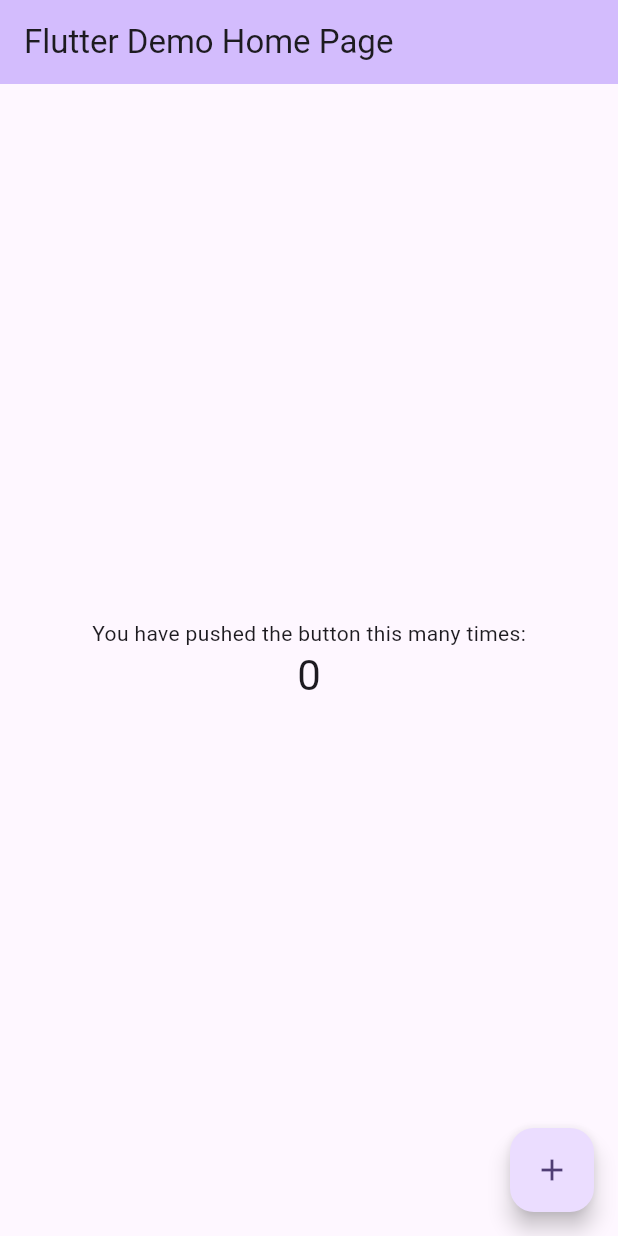
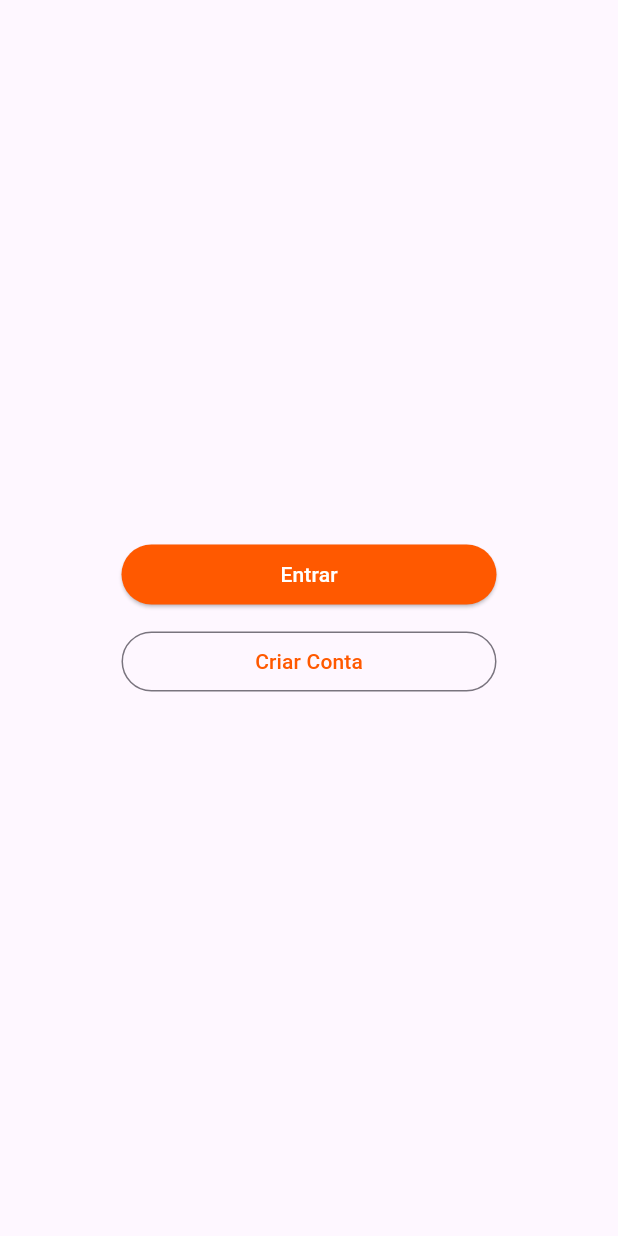
Before and after one commit to Antonio-alexandre/Trashmap, a Flutter app: the screen it shows after launch, on a phone screen of 412 x 824 dp. Run offline on Flutter 3.47's test engine with Material 3 defaults, Android fonts, the light colour scheme and no system bars.

Commit message:
adicionando tela inicial e tela de cadastro

```diff
--- a/trashmap/lib/main.dart
+++ /dev/null
@@ -1,125 +0,0 @@
-import 'package:flutter/material.dart';
-
-void main() {
-  runApp(const MyApp());
-}
-
-class MyApp extends StatelessWidget {
-  const MyApp({super.key});
-
-  // This widget is the root of your application.
-  @override
-  Widget build(BuildContext context) {
-    return MaterialApp(
-      title: 'Flutter Demo',
-      theme: ThemeData(
-        // This is the theme of your application.
-        //
-        // TRY THIS: Try running your application with "flutter run". You'll see
-        // the application has a purple toolbar. Then, without quitting the app,
-        // try changing the seedColor in the colorScheme below to Colors.green
-        // and then invoke "hot reload" (save your changes or press the "hot
-        // reload" button in a Flutter-supported IDE, or press "r" if you used
-        // the command line to start the app).
-        //
-        // Notice that the counter didn't reset back to zero; the application
-        // state is not lost during the reload. To reset the state, use hot
-        // restart instead.
-        //
-        // This works for code too, not just values: Most code changes can be
-        // tested with just a hot reload.
-        colorScheme: ColorScheme.fromSeed(seedColor: Colors.deepPurple),
-        useMaterial3: true,
-      ),
-      home: const MyHomePage(title: 'Flutter Demo Home Page'),
-    );
-  }
-}
-
-class MyHomePage extends StatefulWidget {
-  const MyHomePage({super.key, required this.title});
-
-  // This widget is the home page of your application. It is stateful, meaning
-  // that it has a State object (defined below) that contains fields that affect
-  // how it looks.
-
-  // This class is the configuration for the state. It holds the values (in this
-  // case the title) provided by the parent (in this case the App widget) and
-  // used by the build method of the State. Fields in a Widget subclass are
-  // always marked "final".
-
-  final String title;
-
-  @override
-  State<MyHomePage> createState() => _MyHomePageState();
-}
-
-class _MyHomePageState extends State<MyHomePage> {
-  int _counter = 0;
-
-  void _incrementCounter() {
-    setState(() {
-      // This call to setState tells the Flutter framework that something has
-      // changed in this State, which causes it to rerun the build method below
-      // so that the display can reflect the updated values. If we changed
-      // _counter without calling setState(), then the build method would not be
-      // called again, and so nothing would appear to happen.
-      _counter++;
-    });
-  }
-
-  @override
-  Widget build(BuildContext context) {
-    // This method is rerun every time setState is called, for instance as done
-    // by the _incrementCounter method above.
-    //
-    // The Flutter framework has been optimized to make rerunning build methods
-    // fast, so that you can just rebuild anything that needs updating rather
-    // than having to individually change instances of widgets.
-    return Scaffold(
-      appBar: AppBar(
-        // TRY THIS: Try changing the color here to a specific color (to
-        // Colors.amber, perhaps?) and trigger a hot reload to see the AppBar
-        // change color while the other colors stay the same.
-        backgroundColor: Theme.of(context).colorScheme.inversePrimary,
-        // Here we take the value from the MyHomePage object that was created by
-        // the App.build method, and use it to set our appbar title.
-        title: Text(widget.title),
-      ),
-      body: Center(
-        // Center is a layout widget. It takes a single child and positions it
-        // in the middle of the parent.
-        child: Column(
-          // Column is also a layout widget. It takes a list of children and
-          // arranges them vertically. By default, it sizes itself to fit its
-          // children horizontally, and tries to be as tall as its parent.
-          //
-          // Column has various properties to control how it sizes itself and
-          // how it positions its children. Here we use mainAxisAlignment to
-          // center the children vertically; the main axis here is the vertical
-          // axis because Columns are vertical (the cross axis would be
-          // horizontal).
-          //
-          // TRY THIS: Invoke "debug painting" (choose the "Toggle Debug Paint"
-          // action in the IDE, or press "p" in the console), to see the
-          // wireframe for each widget.
-          mainAxisAlignment: MainAxisAlignment.center,
-          children: <Widget>[
-            const Text(
-              'You have pushed the button this many times:',
-            ),
-            Text(
-              '$_counter',
-              style: Theme.of(context).textTheme.headlineMedium,
-            ),
-          ],
-        ),
-      ),
-      floatingActionButton: FloatingActionButton(
-        onPressed: _incrementCounter,
-        tooltip: 'Increment',
-        child: const Icon(Icons.add),
-      ), // This trailing comma makes auto-formatting nicer for build methods.
-    );
-  }
-}
--- a/trashmap/lib/pages/app_widget.dart
+++ b/trashmap/lib/pages/app_widget.dart
@@ -1,8 +1,8 @@
-import 'package:animated_splash_screen/animated_splash_screen.dart';
 import 'package:flutter/material.dart';
-import 'package:page_transition/page_transition.dart';
+import 'package:trashmapteste/pages/first_page.dart';
 import 'package:trashmapteste/pages/home_page.dart';
 import 'package:trashmapteste/pages/login_page.dart';
+import 'package:trashmapteste/pages/register_page.dart';
 
 class AppWidget extends StatelessWidget {
   const AppWidget({super.key});
@@ -11,9 +11,11 @@ class AppWidget extends StatelessWidget {
   Widget build(BuildContext context) {
     return MaterialApp(
       debugShowCheckedModeBanner: false,
-      initialRoute: '/login',
+      initialRoute: '/firstPage',
       routes: {
+        '/firstPage': (context) => const firstPage(),
         '/login': (context) => const LoginPage(),
+        '/register':(context) => const RegisterPage(),
         '/home': (context) => const HomePage(),
       },
     );
--- /dev/null
+++ b/trashmap/lib/pages/first_page.dart
@@ -0,0 +1,61 @@
+import 'package:flutter/material.dart';
+
+class firstPage extends StatefulWidget {
+  const firstPage({super.key});
+
+  @override
+  State<firstPage> createState() => _firstPageState();
+}
+
+class _firstPageState extends State<firstPage> {
+
+  void login() {
+      Navigator.pushNamed(context, '/login');
+  }
+  void register() {
+      Navigator.pushNamed(context, '/register');
+  }
+
+  @override
+  Widget build(BuildContext context) {
+    return Scaffold(
+      body: SizedBox(
+        width: MediaQuery.of(context).size.width,
+        height: MediaQuery.of(context).size.height,
+        child: Column(
+          mainAxisAlignment: MainAxisAlignment.center,
+              children: [
+                SizedBox(
+                  width: 250,
+                  child: ElevatedButton(
+                    style: const ButtonStyle(
+                      backgroundColor: MaterialStatePropertyAll<Color>(
+                        Color(0xFFFF5900),
+                      ),
+                    ),
+                    onPressed: login,
+                    child: Text('Entrar',
+                    style: TextStyle(
+                      color: Colors.white
+                    ),
+                    ),
+                  ),
+                ),
+                 const SizedBox(height: 10),
+                 SizedBox(
+                  width: 250,
+                    child: OutlinedButton(
+                    onPressed: register,
+                    child: Text('Criar Conta',
+                    style: TextStyle(
+                      color: Color(0xFFFF5900)
+                    ),
+                  ),
+                ),
+          ),
+        ],
+       ),
+      )
+    );
+  }
+}
```
Also changed, not shown: trashmap/lib/pages/login_page.dart (+1 -8 lines), trashmap/lib/pages/register_page.dart (added, +113 -0 lines), trashmap/pubspec.yaml (+7 -7 lines), trashmap/pubspec.lock.
